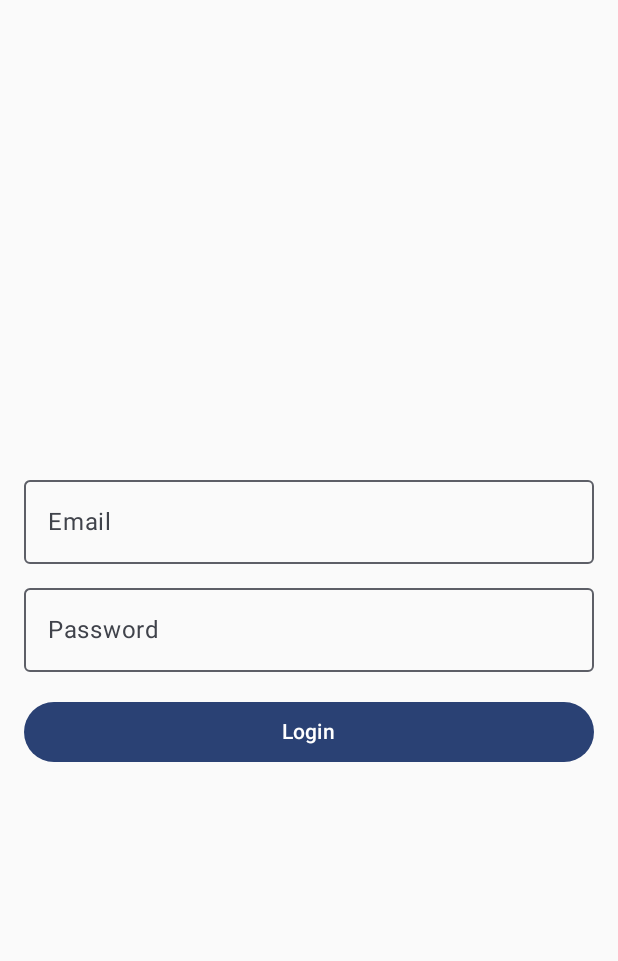
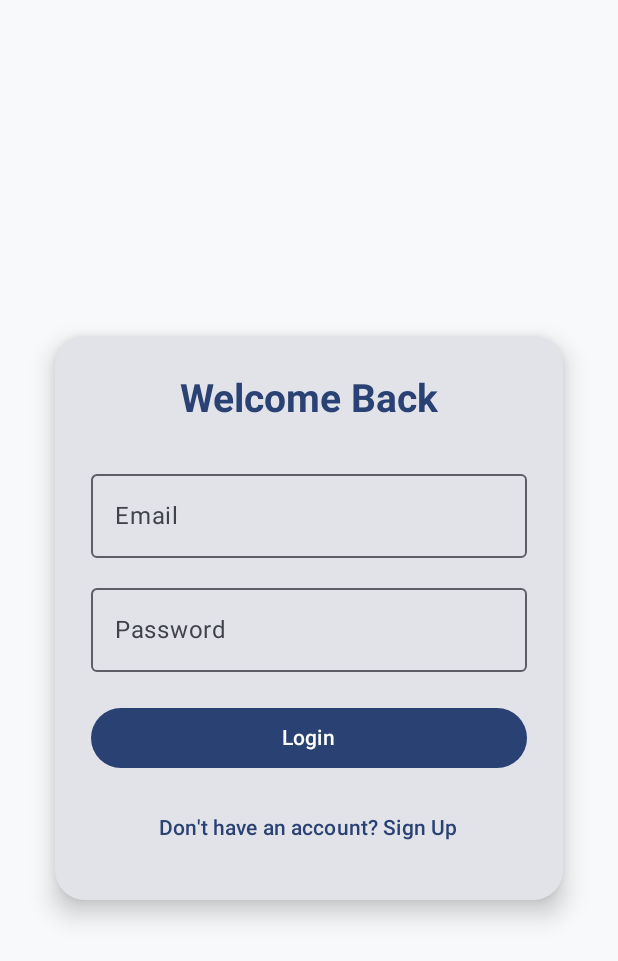
Before and after one commit to okiiisa/Uptrend, an Android app built with Jetpack Compose: the screen it shows after launch (MainActivity), after a tap on "Already have an account? Login", on a phone screen of 412 x 824 dp. Shown: the top 961 px of the screen. Run offline under Robolectric (Android 15) with nearby library versions, the phone set to English and light mode, and no system bars.

Commit message:
Final Commit

```diff
--- a/app/build.gradle.kts
+++ b/app/build.gradle.kts
@@ -52,6 +52,7 @@ dependencies {
     implementation(libs.androidx.material3)
     implementation("androidx.compose.material:material-icons-extended:1.6.1")
     implementation(platform("com.google.firebase:firebase-bom:33.15.0"))
+    implementation("androidx.compose.foundation:foundation:1.6.1")
     implementation("com.google.firebase:firebase-analytics")
     implementation("com.google.firebase:firebase-auth:23.2.1")
     implementation("com.google.firebase:firebase-firestore:25.1.4")
--- a/app/src/main/java/com/example/mainapplicationproject/screens/LoginScreen.kt
+++ b/app/src/main/java/com/example/mainapplicationproject/screens/LoginScreen.kt
@@ -1,16 +1,20 @@
 package com.example.mainapplicationproject.screens
 
 import android.widget.Toast
+import androidx.compose.foundation.background
 import androidx.compose.foundation.layout.*
+import androidx.compose.foundation.shape.RoundedCornerShape
 import androidx.compose.material3.*
 import androidx.compose.runtime.*
 import androidx.compose.ui.Modifier
+import androidx.compose.ui.Alignment
+import androidx.compose.ui.graphics.Color
 import androidx.compose.ui.platform.LocalContext
+import androidx.compose.ui.text.font.FontWeight
 import androidx.compose.ui.unit.dp
+import androidx.compose.ui.unit.sp
 import androidx.navigation.NavController
-import androidx.compose.ui.Alignment
 import com.example.mainapplicationproject.repository.AuthRepository
-
 
 @Composable
 fun LoginScreen(navController: NavController) {
@@ -19,13 +23,36 @@ fun LoginScreen(navController: NavController) {
     var password by remember { mutableStateOf("") }
     var loading by remember { mutableStateOf(false) }
 
+    Box(
+        modifier = Modifier
+            .fillMaxSize()
+            .background(Color(0xFFF8F9FA)), // Light gray background
+        contentAlignment = Alignment.Center
+    ) {
+        Card(
+            shape = RoundedCornerShape(20.dp),
+            elevation = CardDefaults.cardElevation(10.dp),
+            modifier = Modifier
+                .fillMaxWidth(0.9f)
+                .padding(16.dp)
+        ) {
             Column(
                 modifier = Modifier
-            .fillMaxSize()
-            .padding(16.dp),
-        verticalArrangement = Arrangement.Center,
+                    .padding(24.dp)
+                    .fillMaxWidth(),
                 horizontalAlignment = Alignment.CenterHorizontally
             ) {
+                Text(
+                    text = "Welcome Back",
+                    style = MaterialTheme.typography.headlineMedium.copy(
+                        fontSize = 26.sp,
+                        fontWeight = FontWeight.Bold
+                    ),
+                    color = MaterialTheme.colorScheme.primary
+                )
+
+                Spacer(modifier = Modifier.height(24.dp))
+
                 OutlinedTextField(
                     value = email,
                     onValueChange = { email = it },
@@ -33,7 +60,7 @@ fun LoginScreen(navController: NavController) {
                     modifier = Modifier.fillMaxWidth()
                 )
 
-        Spacer(modifier = Modifier.height(8.dp))
+                Spacer(modifier = Modifier.height(12.dp))
 
                 OutlinedTextField(
                     value = password,
@@ -42,7 +69,7 @@ fun LoginScreen(navController: NavController) {
                     modifier = Modifier.fillMaxWidth()
                 )
 
-        Spacer(modifier = Modifier.height(16.dp))
+                Spacer(modifier = Modifier.height(20.dp))
 
                 if (loading) {
                     CircularProgressIndicator()
@@ -73,5 +100,15 @@ fun LoginScreen(navController: NavController) {
                         Text("Login")
                     }
                 }
+
+                Spacer(modifier = Modifier.height(12.dp))
+
+                TextButton(
+                    onClick = { navController.navigate("signup") }
+                ) {
+                    Text("Don't have an account? Sign Up")
                 }
             }
+        }
+    }
+}
--- a/app/src/main/java/com/example/mainapplicationproject/screens/SignUpScreen.kt
+++ b/app/src/main/java/com/example/mainapplicationproject/screens/SignUpScreen.kt
@@ -1,18 +1,23 @@
 package com.example.mainapplicationproject.screens
 
 import android.widget.Toast
+import androidx.compose.foundation.background
 import androidx.compose.foundation.layout.*
+import androidx.compose.foundation.shape.RoundedCornerShape
 import androidx.compose.material.icons.Icons
 import androidx.compose.material.icons.filled.Visibility
 import androidx.compose.material.icons.filled.VisibilityOff
 import androidx.compose.material3.*
 import androidx.compose.runtime.*
+import androidx.compose.ui.Alignment
 import androidx.compose.ui.Modifier
-import androidx.compose.ui.Alignment
+import androidx.compose.ui.graphics.Color
 import androidx.compose.ui.platform.LocalContext
+import androidx.compose.ui.text.font.FontWeight
 import androidx.compose.ui.text.input.PasswordVisualTransformation
 import androidx.compose.ui.text.input.VisualTransformation
 import androidx.compose.ui.unit.dp
+import androidx.compose.ui.unit.sp
 import androidx.navigation.NavController
 import com.example.mainapplicationproject.repository.AuthRepository
 
@@ -24,32 +29,53 @@ fun SignUpScreen(navController: NavController) {
     var password by remember { mutableStateOf("") }
     var passwordVisible by remember { mutableStateOf(false) }
 
+    Box(
+        modifier = Modifier
+            .fillMaxSize()
+            .background(Color(0xFFF8F9FA)), // Light gray-beige background
+        contentAlignment = Alignment.Center
+    ) {
+        Card(
+            shape = RoundedCornerShape(20.dp),
+            elevation = CardDefaults.cardElevation(10.dp),
+            modifier = Modifier
+                .fillMaxWidth(0.9f)
+                .padding(16.dp)
+        ) {
             Column(
                 modifier = Modifier
                     .padding(24.dp)
-            .fillMaxSize(),
-        verticalArrangement = Arrangement.Center,
-        horizontalAlignment = Alignment.CenterHorizontally // ✅ Added this
+                    .fillMaxWidth(),
+                horizontalAlignment = Alignment.CenterHorizontally
             ) {
-        Text(text = "Sign Up", style = MaterialTheme.typography.headlineMedium)
+                Text(
+                    text = "Create Account",
+                    style = MaterialTheme.typography.headlineMedium.copy(
+                        fontSize = 28.sp,
+                        fontWeight = FontWeight.Bold
+                    ),
+                    color = MaterialTheme.colorScheme.primary
+                )
+
+                Spacer(modifier = Modifier.height(16.dp))
 
                 OutlinedTextField(
                     value = fullName,
                     onValueChange = { fullName = it },
                     label = { Text("Full Name") },
-            modifier = Modifier
-                .fillMaxWidth()
-                .padding(top = 8.dp)
+                    modifier = Modifier.fillMaxWidth()
                 )
+
+                Spacer(modifier = Modifier.height(12.dp))
 
                 OutlinedTextField(
                     value = email,
                     onValueChange = { email = it },
                     label = { Text("Email") },
-            modifier = Modifier
-                .fillMaxWidth()
-                .padding(top = 8.dp)
+                    modifier = Modifier.fillMaxWidth()
                 )
+
+                Spacer(modifier = Modifier.height(12.dp))
 
                 OutlinedTextField(
                     value = password,
@@ -64,10 +90,10 @@ fun SignUpScreen(navController: NavController) {
                             Icon(imageVector = icon, contentDescription = description)
                         }
                     },
-            modifier = Modifier
-                .fillMaxWidth()
-                .padding(top = 8.dp)
+                    modifier = Modifier.fillMaxWidth()
                 )
+
+                Spacer(modifier = Modifier.height(20.dp))
 
                 Button(
                     onClick = {
@@ -88,18 +114,18 @@ fun SignUpScreen(navController: NavController) {
                             Toast.makeText(context, "Fill all fields", Toast.LENGTH_SHORT).show()
                         }
                     },
-            modifier = Modifier
-                .padding(top = 16.dp)
-                .fillMaxWidth()
+                    modifier = Modifier.fillMaxWidth()
                 ) {
                     Text("Register")
                 }
 
                 TextButton(
                     onClick = { navController.navigate("login") },
-            modifier = Modifier.padding(top = 8.dp) // ✅ No need for .align() now
+                    modifier = Modifier.padding(top = 12.dp)
                 ) {
                     Text("Already have an account? Login")
                 }
             }
         }
+    }
+}
```
Also changed, not shown: app/src/main/java/com/example/mainapplicationproject/screens/HomeScreen.kt (+43 -21 lines). Lines whose indentation alone changed are shown as unchanged.
